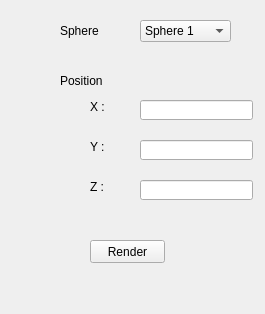
This is sray.ui in RTEGroup/Qt-Ray-Tracer as Qt 5 draws it before an edit. The edited form follows.
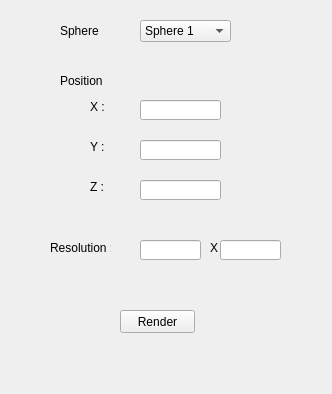
This is the edited form.

```diff
--- a/sray.ui
+++ b/sray.ui
@@ -6,8 +6,8 @@
    <rect>
     <x>0</x>
     <y>0</y>
-    <width>265</width>
-    <height>314</height>
+    <width>332</width>
+    <height>394</height>
    </rect>
   </property>
   <property name="windowTitle">
@@ -102,7 +102,7 @@
     <rect>
      <x>140</x>
      <y>100</y>
-     <width>113</width>
+     <width>81</width>
      <height>20</height>
     </rect>
    </property>
@@ -125,7 +125,7 @@
     <rect>
      <x>140</x>
      <y>140</y>
-     <width>113</width>
+     <width>81</width>
      <height>20</height>
     </rect>
    </property>
@@ -148,7 +148,7 @@
     <rect>
      <x>140</x>
      <y>180</y>
-     <width>113</width>
+     <width>81</width>
      <height>20</height>
     </rect>
    </property>
@@ -156,8 +156,8 @@
   <widget class="QPushButton" name="pushButton">
    <property name="geometry">
     <rect>
-     <x>90</x>
-     <y>240</y>
+     <x>120</x>
+     <y>310</y>
      <width>75</width>
      <height>23</height>
     </rect>
@@ -166,6 +166,52 @@
     <string>Render</string>
    </property>
   </widget>
+  <widget class="QLabel" name="label_6">
+   <property name="geometry">
+    <rect>
+     <x>50</x>
+     <y>240</y>
+     <width>61</width>
+     <height>16</height>
+    </rect>
+   </property>
+   <property name="text">
+    <string>Resolution :</string>
+   </property>
+  </widget>
+  <widget class="QLineEdit" name="lineEdit_4">
+   <property name="geometry">
+    <rect>
+     <x>140</x>
+     <y>240</y>
+     <width>61</width>
+     <height>20</height>
+    </rect>
+   </property>
+  </widget>
+  <widget class="QLabel" name="label_7">
+   <property name="geometry">
+    <rect>
+     <x>210</x>
+     <y>240</y>
+     <width>16</width>
+     <height>16</height>
+    </rect>
+   </property>
+   <property name="text">
+    <string>X</string>
+   </property>
+  </widget>
+  <widget class="QLineEdit" name="lineEdit_5">
+   <property name="geometry">
+    <rect>
+     <x>220</x>
+     <y>240</y>
+     <width>61</width>
+     <height>20</height>
+    </rect>
+   </property>
+  </widget>
  </widget>
  <layoutdefault spacing="6" margin="11"/>
  <resources/>
```
